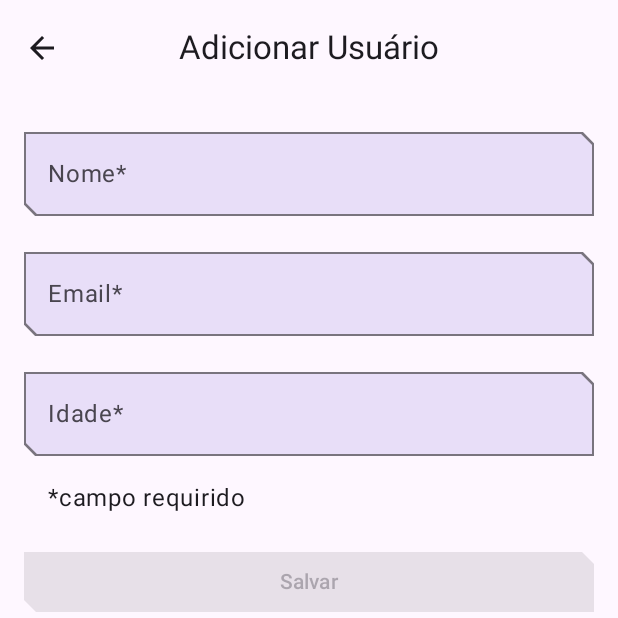
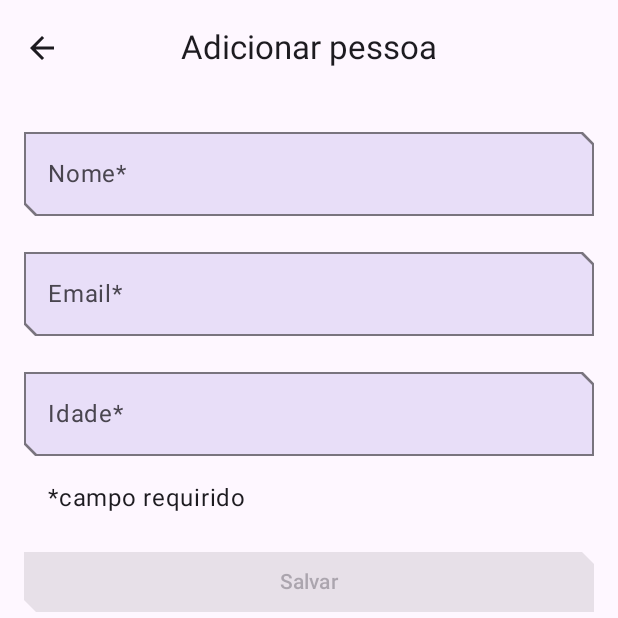
Before and after one commit to danillotparreira/Crud-Android, an Android app built with Jetpack Compose: the ItemEntryScreen screen opened through its navigation route, on a phone screen of 412 x 824 dp, the top half of it. Run offline under Robolectric (Android 15) with nearby library versions, the phone set to English and light mode, and no system bars.

Commit message:
Update strings.xml

```diff
--- a/app/src/main/res/values/strings.xml
+++ b/app/src/main/res/values/strings.xml
@@ -3,24 +3,19 @@
     <string name="attention">Atenção</string>
     <string name="back_button">Voltar</string>
     <string name="delete">Deletar</string>
-    <string name="delete_question">Você tem certeza que deseja remover?</string>
+    <string name="delete_question">Você tem certeza que deseja remover esta pessoa?</string>
     <string name="no_item_description">Oops!\nNão existe nenhum registro.\nPressione o + para adicionar.</string>
-    <string name="edit_item_title">Editar usuário</string>
-<!--    <string name="item">Usuário</string>-->
+    <string name="edit_item_title">Editar Pessoa</string>
     <string name="name_req">Nome*</string>
     <string name="email_req">Email*</string>
     <string name="age_req">Idade*</string>
     <string name="name">Nome</string>
     <string name="email">Email</string>
     <string name="age">Idade</string>
-    <string name="item_detail_title">Detalhes do usuário</string>
-    <string name="item_entry_title">Adicionar Usuário</string>
-    <string name="no">Nº</string>
-    <!--    <string name="quantity_in_stock">Quantity in stock</string>-->
-    <!--    <string name="in_stock">%d in stock</string>-->
-    <!--    <string name="quantity_req">Quantity in Stock*</string>-->
+    <string name="item_detail_title">Detalhes da pessoa</string>
+    <string name="item_entry_title">Adicionar pessoa</string>
     <string name="save_action">Salvar</string>
-    <!--    <string name="sell">Sell</string>-->
     <string name="yes">Sim</string>
+    <string name="no">Não</string>
     <string name="required_fields">*campo requirido</string>
 </resources>
```
